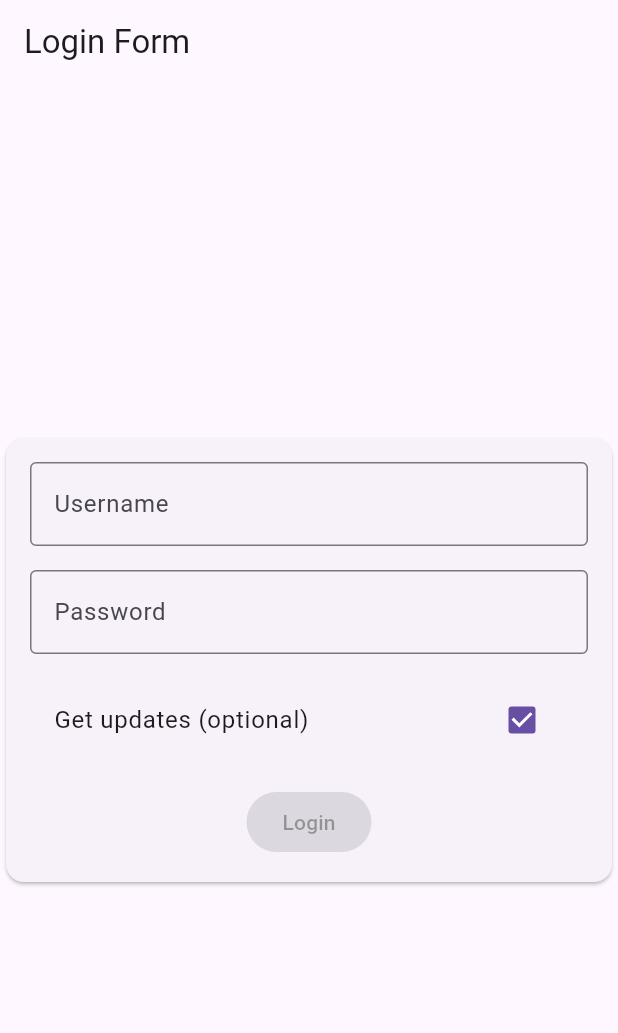
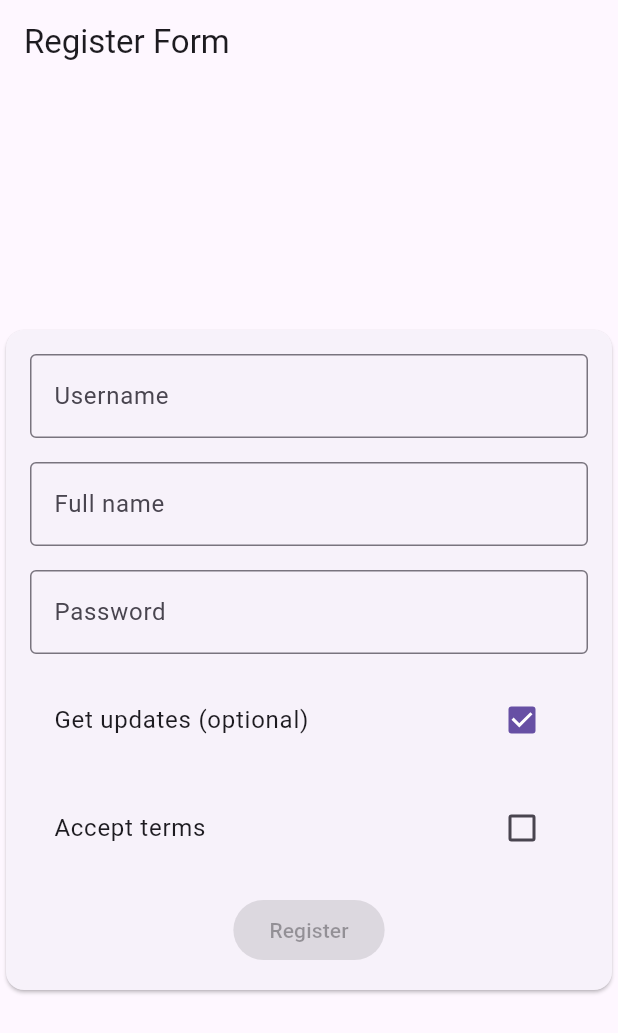
Before and after one commit to bixat/bixat_form, a Flutter app: the screen it shows after launch, after a tap on "Get updates (optional)", on a phone screen of 412 x 824 dp. Shown: the top 1033 px of the screen. Run offline on Flutter 3.47's test engine with Material 3 defaults, Android fonts, the phone set to English and light mode, and no system bars.

```diff
--- a/example/lib/form.dart
+++ b/example/lib/form.dart
@@ -4,18 +4,24 @@ import 'package:flutter/widgets.dart';
 
 const usernameKey = "username";
 const passwordKey = "password";
+const fullNameKey = "full)_name";
 const termsAcceptedKey = "terms_accepted";
+const getUpdatesKey = "get_updates_accepted";
 
 class MyForm with BixatForm {
   TextEditingController get usernameField =>
       put(usernameKey, TextEditingController());
+  TextEditingController get fullNameField =>
+      put(fullNameKey, TextEditingController());
   TextEditingController get passwordField =>
       put(passwordKey, TextEditingController());
   ValueNotifier<bool> get termsAcceptedField =>
       put(termsAcceptedKey, ValueNotifier(false));
+  ValueNotifier<bool> get getUpdatesField =>
+      put(getUpdatesKey, ValueNotifier(false));
 
   @override
-  List<String> get optionalFields => [termsAcceptedKey];
+  List<String> get optionalFields => [getUpdatesKey];
 
   @override
   bool onValidate(dynamic e) {
--- a/example/lib/main.dart
+++ b/example/lib/main.dart
@@ -11,7 +11,7 @@ class LoginFormUI extends StatelessWidget {
   @override
   Widget build(BuildContext context) {
     return Scaffold(
-      appBar: AppBar(title: const Text('Login Form')),
+      appBar: AppBar(title: const Text('Register Form')),
       body: Center(
         child: ConstrainedBox(
           constraints: const BoxConstraints(maxWidth: 600),
@@ -29,6 +29,13 @@ class LoginFormUI extends StatelessWidget {
                   ),
                   const SizedBox(height: 16),
                   TextFormField(
+                    controller: bixatForm.fullNameField,
+                    decoration: const InputDecoration(
+                        labelText: 'Full name', border: OutlineInputBorder()),
+                    onChanged: bixatForm.onChanged,
+                  ),
+                  const SizedBox(height: 16),
+                  TextFormField(
                     controller: bixatForm.passwordField,
                     obscureText: true,
                     decoration: const InputDecoration(
@@ -37,10 +44,24 @@ class LoginFormUI extends StatelessWidget {
                   ),
                   const SizedBox(height: 16),
                   ListenableBuilder(
+                    listenable: bixatForm.getUpdatesField,
+                    builder: (context, _) {
+                      return CheckboxListTile(
+                        title: const Text("Get updates (optional)"),
+                        value: bixatForm.getUpdatesField.value,
+                        onChanged: (newValue) {
+                          bixatForm.getUpdatesField.value = newValue!;
+                          bixatForm.onChanged(newValue);
+                        },
+                      );
+                    },
+                  ),
+                  const SizedBox(height: 16),
+                  ListenableBuilder(
                     listenable: bixatForm.termsAcceptedField,
                     builder: (context, _) {
                       return CheckboxListTile(
-                        title: const Text("Get updates (optional)"),
+                        title: const Text("Accept terms"),
                         value: bixatForm.termsAcceptedField.value,
                         onChanged: (newValue) {
                           bixatForm.termsAcceptedField.value = newValue!;
@@ -58,7 +79,7 @@ class LoginFormUI extends StatelessWidget {
                         child: Text(
                             bixatForm.state.value == BixatFormState.loading
                                 ? 'Loading...'
-                                : 'Login'),
+                                : 'Register'),
                       );
                     },
                   ),
```
